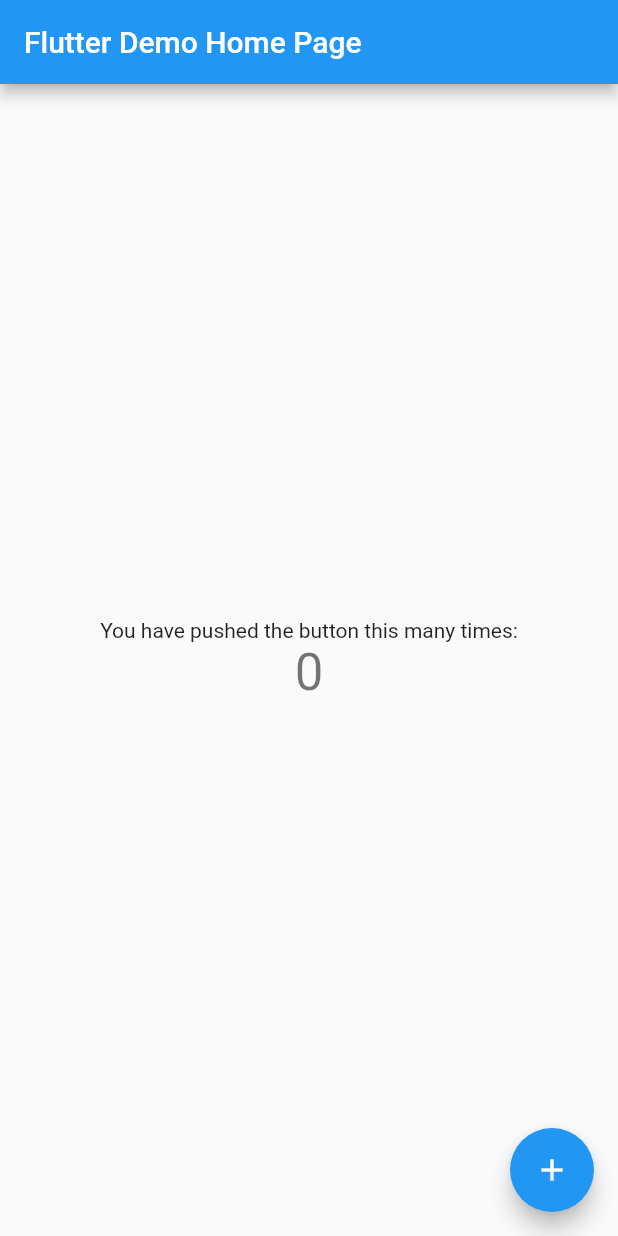
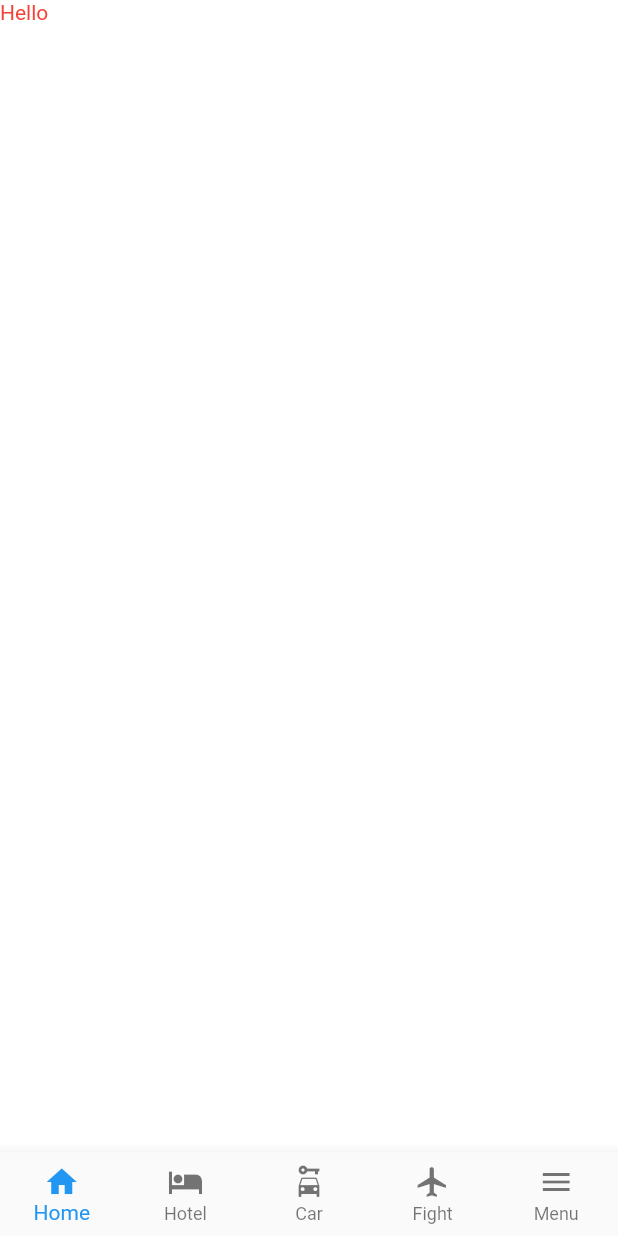
Before and after one commit to Junejune95/bookingappByChatSat, a Flutter app: the screen it shows after launch, on a phone screen of 412 x 824 dp. Run offline on Flutter 3.47's test engine with Material 2 defaults, Android fonts, the phone set to English and light mode, and no system bars; Roboto replaces fonts that are missing (Muli).

Commit message:
flutter config

```diff
--- /dev/null
+++ b/lib/app_enum.dart
@@ -0,0 +1,39 @@
+import 'package:flutter/material.dart';
+
+enum AppMenu { HOME, HOTEL, CAR, FIGHT, MENU }
+
+extension AppMenuExtension on AppMenu {
+  String? get appLabelMenu {
+    switch (this) {
+      case AppMenu.HOME:
+        return "Home";
+      case AppMenu.HOTEL:
+        return "Hotel";
+      case AppMenu.CAR:
+        return "Car";
+      case AppMenu.FIGHT:
+        return "Fight";
+      case AppMenu.MENU:
+        return "Menu";
+      default:
+        return null;
+    }
+  }
+
+  IconData? get appMenuIcon {
+   switch (this) {
+      case AppMenu.HOME:
+        return Icons.home;
+      case AppMenu.HOTEL:
+        return Icons.hotel;
+      case AppMenu.CAR:
+        return Icons.car_rental;
+      case AppMenu.FIGHT:
+        return Icons.flight;
+      case AppMenu.MENU:
+        return Icons.menu;
+      default:
+        return null;
+    }
+  }
+}
--- a/lib/main.dart
+++ b/lib/main.dart
@@ -1,4 +1,11 @@
+import 'package:bookingapp/screens/menu_pages/car/car.dart';
+import 'package:bookingapp/screens/menu_pages/fight/fight.dart';
+import 'package:bookingapp/screens/menu_pages/home/home.dart';
+import 'package:bookingapp/screens/menu_pages/hotel/hotel.dart';
+import 'package:bookingapp/theme.dart';
 import 'package:flutter/material.dart';
+
+import 'app_enum.dart';
 
 void main() {
   runApp(const MyApp());
@@ -12,104 +19,62 @@ class MyApp extends StatelessWidget {
   Widget build(BuildContext context) {
     return MaterialApp(
       title: 'Flutter Demo',
-      theme: ThemeData(
-        // This is the theme of your application.
-        //
-        // Try running your application with "flutter run". You'll see the
-        // application has a blue toolbar. Then, without quitting the app, try
-        // changing the primarySwatch below to Colors.green and then invoke
-        // "hot reload" (press "r" in the console where you ran "flutter run",
-        // or simply save your changes to "hot reload" in a Flutter IDE).
-        // Notice that the counter didn't reset back to zero; the application
-        // is not restarted.
-        primarySwatch: Colors.blue,
-      ),
-      home: const MyHomePage(title: 'Flutter Demo Home Page'),
+      theme: theme(),
+      home: const CheckScreens(),
     );
   }
 }
 
-class MyHomePage extends StatefulWidget {
-  const MyHomePage({Key? key, required this.title}) : super(key: key);
-
-  // This widget is the home page of your application. It is stateful, meaning
-  // that it has a State object (defined below) that contains fields that affect
-  // how it looks.
-
-  // This class is the configuration for the state. It holds the values (in this
-  // case the title) provided by the parent (in this case the App widget) and
-  // used by the build method of the State. Fields in a Widget subclass are
-  // always marked "final".
-
-  final String title;
+class CheckScreens extends StatefulWidget {
+  const CheckScreens({Key? key}) : super(key: key);
 
   @override
-  State<MyHomePage> createState() => _MyHomePageState();
+  State<CheckScreens> createState() => _CheckScreensState();
 }
 
-class _MyHomePageState extends State<MyHomePage> {
-  int _counter = 0;
+class _CheckScreensState extends State<CheckScreens> {
+  PageController _pageController = PageController();
 
-  void _incrementCounter() {
-    setState(() {
-      // This call to setState tells the Flutter framework that something has
-      // changed in this State, which causes it to rerun the build method below
-      // so that the display can reflect the updated values. If we changed
-      // _counter without calling setState(), then the build method would not be
-      // called again, and so nothing would appear to happen.
-      _counter++;
-    });
+  int _index = 0;
+  List<Widget> screens = [
+    const Home(),
+    const Hotel(),
+    const Car(),
+    const Fight(),
+    const Home(),
+  ];
+
+  _onPageChange(index) {
+    print("hello reach");
+    _pageController.jumpToPage(index);
   }
 
   @override
   Widget build(BuildContext context) {
-    // This method is rerun every time setState is called, for instance as done
-    // by the _incrementCounter method above.
-    //
-    // The Flutter framework has been optimized to make rerunning build methods
-    // fast, so that you can just rebuild anything that needs updating rather
-    // than having to individually change instances of widgets.
     return Scaffold(
-      appBar: AppBar(
-        // Here we take the value from the MyHomePage object that was created by
-        // the App.build method, and use it to set our appbar title.
-        title: Text(widget.title),
+      body: PageView(
+        children: screens,
+        controller: _pageController,
+        onPageChanged: _onPageChange,
       ),
-      body: Center(
-        // Center is a layout widget. It takes a single child and positions it
-        // in the middle of the parent.
-        child: Column(
-          // Column is also a layout widget. It takes a list of children and
-          // arranges them vertically. By default, it sizes itself to fit its
-          // children horizontally, and tries to be as tall as its parent.
-          //
-          // Invoke "debug painting" (press "p" in the console, choose the
-          // "Toggle Debug Paint" action from the Flutter Inspector in Android
-          // Studio, or the "Toggle Debug Paint" command in Visual Studio Code)
-          // to see the wireframe for each widget.
-          //
-          // Column has various properties to control how it sizes itself and
-          // how it positions its children. Here we use mainAxisAlignment to
-          // center the children vertically; the main axis here is the vertical
-          // axis because Columns are vertical (the cross axis would be
-          // horizontal).
-          mainAxisAlignment: MainAxisAlignment.center,
-          children: <Widget>[
-            const Text(
-              'You have pushed the button this many times:',
-            ),
-            Text(
-              '$_counter',
-              style: Theme.of(context).textTheme.headline4,
-            ),
-          ],
-        ),
+      bottomNavigationBar: BottomNavigationBar(
+        type: BottomNavigationBarType.fixed,
+        currentIndex: _index,
+        onTap: (i) {
+          setState(() {
+            _index = i;
+            _pageController.jumpToPage(i);
+          });
+        },
+        items: AppMenu.values
+            .map(
+              (e) => BottomNavigationBarItem(
+                icon: Icon(e.appMenuIcon),
+                label: e.appLabelMenu,
+              ),
+            )
+            .toList(),
       ),
-      floatingActionButton: FloatingActionButton(
-        onPressed: _incrementCounter,
-        tooltip: 'Increment',
-        child: const Icon(Icons.add),
-      ), // This trailing comma makes auto-formatting nicer for build methods.
     );
   }
 }
--- /dev/null
+++ b/lib/screens/menu_pages/car/car.dart
@@ -0,0 +1,13 @@
+import 'package:flutter/material.dart';
+
+class Car extends StatelessWidget {
+  const Car({Key? key}) : super(key: key);
+
+
+  @override
+  Widget build(BuildContext context) {
+    return Scaffold (
+      appBar: AppBar(title: const Text('Car')),
+    );
+  }
+}
--- /dev/null
+++ b/lib/screens/menu_pages/fight/fight.dart
@@ -0,0 +1,16 @@
+import 'package:flutter/material.dart';
+
+class Fight extends StatelessWidget {
+  const Fight({Key? key}) : super(key: key);
+
+
+  @override
+  Widget build(BuildContext context) {
+    return Container (
+      child: const Text(
+        'Hello',
+        style: TextStyle(color: Colors.red),
+      ),
+    );
+  }
+}
--- /dev/null
+++ b/lib/screens/menu_pages/home/home.dart
@@ -0,0 +1,16 @@
+import 'package:flutter/material.dart';
+
+class Home extends StatelessWidget {
+  const Home({Key? key}) : super(key: key);
+
+
+  @override
+  Widget build(BuildContext context) {
+    return Container (
+      child: const Text(
+        'Hello',
+        style: TextStyle(color: Colors.red),
+      ),
+    );
+  }
+}
--- /dev/null
+++ b/lib/screens/menu_pages/hotel/hotel.dart
@@ -0,0 +1,13 @@
+import 'package:flutter/material.dart';
+
+class Hotel extends StatelessWidget {
+  const Hotel({Key? key}) : super(key: key);
+
+
+  @override
+  Widget build(BuildContext context) {
+    return Scaffold (
+      appBar: AppBar(title: const Text('Hotel')),
+    );
+  }
+}
--- a/pubspec.yaml
+++ b/pubspec.yaml
@@ -34,6 +34,8 @@ dependencies:
   # The following adds the Cupertino Icons font to your application.
   # Use with the CupertinoIcons class for iOS style icons.
   cupertino_icons: ^1.0.2
+  intl: ^0.17.0
+  provider: ^6.0.2
 
 dev_dependencies:
   flutter_test:
```
Also changed, not shown: lib/constants.dart (added, +68 -0 lines), lib/size_config.dart (added, +30 -0 lines), lib/theme.dart (added, +58 -0 lines), pubspec.lock.
